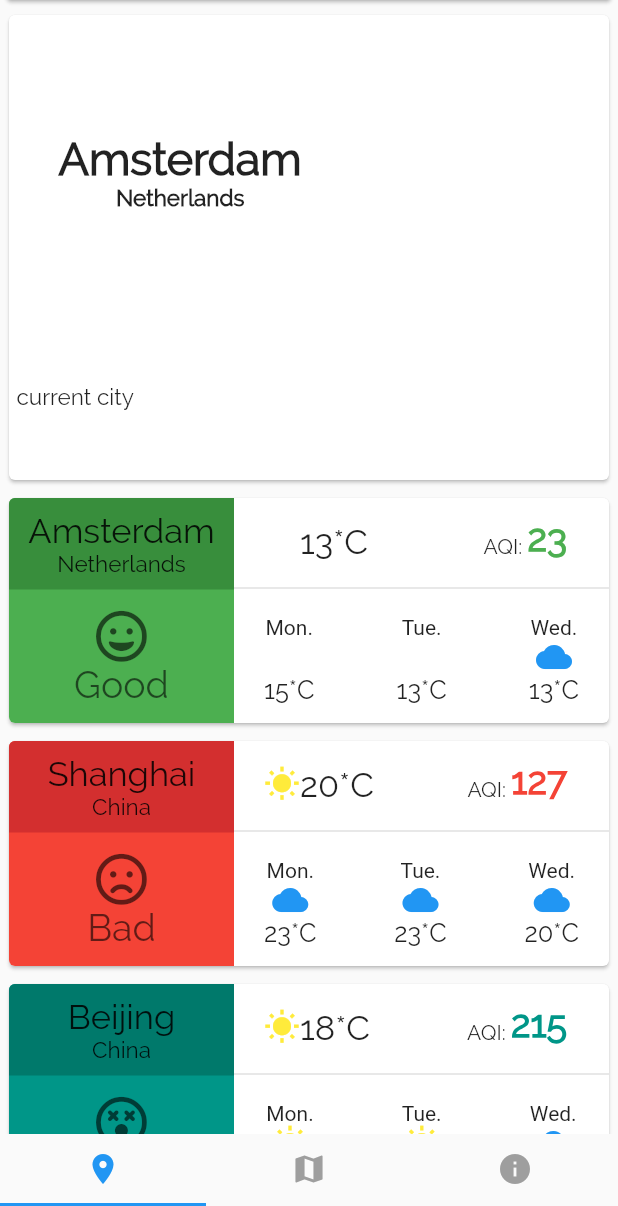
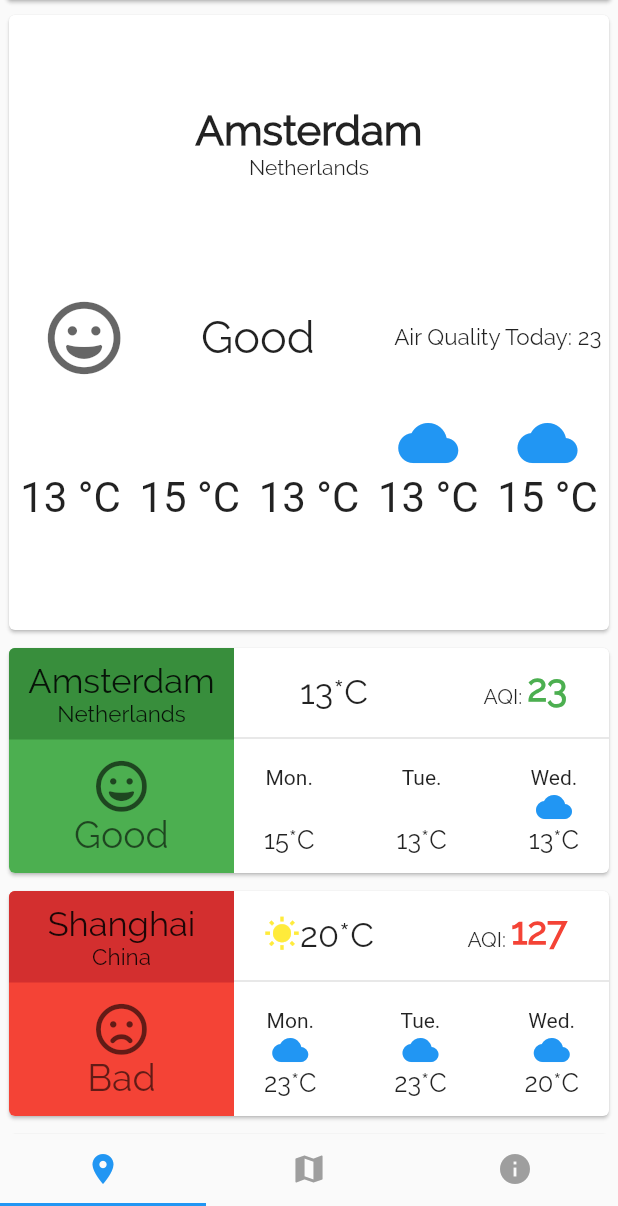
Before and after one commit to alexpavelm/SpaceAppsProject, a Flutter app: the BottomNavBar screen opened directly, on a phone screen of 412 x 824 dp, the part 30-1236 px from its top. Run offline on Flutter 3.47's test engine with Material 2 defaults, Android fonts, the phone set to English and light mode, and no system bars; drawn by our look-alikes of auto_size_text; our stand-ins replace font_awesome_flutter.

Commit message:
Merge branch 'master' of https://github.com/alexpavelm/SpaceAppsProject
# Conflicts:
#	pubspec.lock

```diff
--- a/lib/CurrentLocation.dart
+++ b/lib/CurrentLocation.dart
@@ -1,8 +1,10 @@
 import 'package:flutter/cupertino.dart';
 import 'package:flutter/material.dart';
 import 'package:space_apps_project/SmallCard.dart';
+import 'package:space_apps_project/WeatherData.dart';
 
 import 'GlobalData.dart';
+import 'LocationData.dart';
 
 class CurrentLocation extends StatefulWidget {
   @override
@@ -19,77 +21,161 @@ class CurrentLocationState extends State<CurrentLocation> {
     return Padding(
       padding: const EdgeInsets.all(2.0),
       child: Column(
+//        mainAxisAlignment: MainAxisAlignment.center,
         crossAxisAlignment: CrossAxisAlignment.start,
         children: <Widget>[
           Card(
             child: Padding(
-              padding: const EdgeInsets.all(5),
+              padding: const EdgeInsets.all(5.0),
               child: Container(
-                height: 300,
-                width: 400,
+                height: 400,
                 child: Column(
-                  children: [
+                  children: <Widget>[
                     Container(
-//                      color: Color(0xFF57093E5),
-                      height: 200,
+                      height: 160,
                       child: Row(
+                        mainAxisAlignment: MainAxisAlignment.center,
+                        children: [
+                          Column(
+                            mainAxisAlignment: MainAxisAlignment.center,
+                            crossAxisAlignment: CrossAxisAlignment.center,
+                            children: <Widget>[
+                              Text(globalData.mainCity.city,
+                                  textAlign: TextAlign.center,
+                                  textScaleFactor: 2,
+                                  style: TextStyle(
+                                    fontFamily: 'Raleway',
+                                    fontWeight: FontWeight.bold,
+                                  )),
+                              Text(
+                                globalData.mainCity.country,
+                                style: TextStyle(
+                                  fontFamily: 'Raleway',
+                                ),
+                              )
+                            ],
+                          )
+                        ],
+                      ),
+                    ),
+                    Container(
+                      height: 100,
+                      child: Row(
+//                        mainAxisAlignment: MainAxisAlignment.center,
+                        crossAxisAlignment: CrossAxisAlignment.center,
                         mainAxisAlignment: MainAxisAlignment.spaceBetween,
+//                              crossAxisAlignment: CrossAxisAlignment.stretch,
                         children: <Widget>[
                           Padding(
-                            padding: const EdgeInsets.only(left: 28),
-                            child: Column(
-                              mainAxisAlignment: MainAxisAlignment.center,
-                              crossAxisAlignment: CrossAxisAlignment.start,
-                              children: <Widget>[
-                                Text(
-                                  globalData.mainCity.city,
-                                  textAlign: TextAlign.left,
-                                  style: TextStyle(
-                                      fontWeight: FontWeight.bold,
-                                      fontSize: 30,
-                                      fontFamily: 'Raleway'),
-                                ),
-                                Text(
-                                    "          "+globalData.mainCity.country,
-                                  textAlign: TextAlign.center,
-                                  style: TextStyle(
-                                      fontWeight: FontWeight.bold,
-                                      fontSize: 15,
-                                      fontFamily: 'Raleway'),
-                                ),
-                              ],
+                            padding: const EdgeInsets.only(left: 20),
+                            child: Icon(
+                              globalData.getQualityIcon(
+                                  globalData.mainCity.quality),
+                              size: 50,
+                              color: Colors.black.withOpacity(0.6),
                             ),
                           ),
-                          Padding(
-                            padding: const EdgeInsets.only(top: 5),
-                            child: Column(
-//                              children: <Widget>[
-//
-//                                Icon(
-//                                    SmallCard.getQualityIcon(globalData.mainCity.quality),
-//                                    size: 35,
-//                                    color: Colors.black.withOpacity(0.6)),
-//                                Icon(
-//                                    SmallCard.getWeatherIcon(globalData.mainCity.weather),
-//                                    size: 35,
-//                                    color: Colors.black.withOpacity(0.6))
-//                              ],
+                          Text(
+                            globalData.getQualityText(globalData.mainCity.quality),
+                            style: TextStyle(
+                              fontFamily: 'Raleway',
+                              fontSize: 30,
+                            ),
+                          ),
+                          Text(
+                            "Air Quality Today: " + globalData.mainCity.quality.toString(),
+                            style: TextStyle(
+                              fontFamily: 'Raleway',
+                              fontSize: 15,
                             ),
                           ),
                         ],
                       ),
                     ),
                     Container(
-//                      color: Color(0xFF85AAFF),
                       height: 100,
                       child: Row(
+                        mainAxisAlignment: MainAxisAlignment.spaceBetween,
+                        crossAxisAlignment: CrossAxisAlignment.stretch,
                         children: <Widget>[
-                          Text(
-                            "current city",
-                            textAlign: TextAlign.left,
-                            style: TextStyle(
-                              fontSize: 15,
-                              fontFamily: 'Raleway',
+                          Container(
+                            width: 72,
+                            child: Column(
+                              mainAxisAlignment: MainAxisAlignment.start,
+                              children: <Widget>[
+                                getWeatherIcon(
+                                    globalData.weatherData.weather[0]),
+                                Text(
+                                  globalData.weatherData.temperature[0]
+                                          .toString() +
+                                      " °C",
+                                  textScaleFactor: 2,
+                                ),
+                              ],
+                            ),
+                          ),
+                          Container(
+                            width: 72,
+                            child: Column(
+                              mainAxisAlignment: MainAxisAlignment.start,
+                              children: <Widget>[
+                                getWeatherIcon(
+                                    globalData.weatherData.weather[1]),
+                                Text(
+                                  globalData.weatherData.temperature[1]
+                                          .toString() +
+                                      " °C",
+                                  textScaleFactor: 2,
+                                ),
+                              ],
+                            ),
+                          ),
+                          Container(
+                            width: 72,
+                            child: Column(
+                              mainAxisAlignment: MainAxisAlignment.start,
+                              children: <Widget>[
+                                getWeatherIcon(
+                                    globalData.weatherData.weather[2]),
+                                Text(
+                                  globalData.weatherData.temperature[2]
+                                          .toString() +
+                                      " °C",
+                                  textScaleFactor: 2,
+                                ),
+                              ],
+                            ),
+                          ),
+                          Container(
+                            width: 72,
+                            child: Column(
+                              mainAxisAlignment: MainAxisAlignment.start,
+                              children: <Widget>[
+                                getWeatherIcon(
+                                    globalData.weatherData.weather[3]),
+                                Text(
+                                  globalData.weatherData.temperature[3]
+                                          .toString() +
+                                      " °C",
+                                  textScaleFactor: 2,
+                                ),
+                              ],
+                            ),
+                          ),
+                          Container(
+                            width: 72,
+                            child: Column(
+                              mainAxisAlignment: MainAxisAlignment.start,
+                              children: <Widget>[
+                                getWeatherIcon(
+                                    globalData.weatherData.weather[4]),
+                                Text(
+                                  globalData.weatherData.temperature[4]
+                                          .toString() +
+                                      " °C",
+                                  textScaleFactor: 2,
+                                ),
+                              ],
                             ),
                           ),
                         ],
@@ -104,4 +190,41 @@ class CurrentLocationState extends State<CurrentLocation> {
       ),
     );
   }
+
+  Icon getWeatherIcon(String weather) {
+    switch (weather) {
+      case "sunny":
+        return Icon(
+          Icons.wb_sunny,
+          color: Colors.yellow,
+          size: 40,
+        );
+        break;
+      case "cloudy":
+        return Icon(
+          Icons.wb_cloudy,
+          color: Colors.blue,
+          size: 40,
+        );
+        break;
+      case "rainy":
+        return Icon(
+          Icons.grain,
+          color: Colors.white,
+          size: 40,
+        );
+        break;
+      default:
+        return Icon(
+          Icons.wb_sunny,
+          color: Colors.yellow,
+          size: 40,
+        );
+        break;
+    }
+  }
+
+  Widget buildWeather(String data) {
+    return Text(data);
+  }
 }
--- a/lib/GlobalData.dart
+++ b/lib/GlobalData.dart
@@ -2,6 +2,7 @@ import 'dart:ui';
 
 import 'package:flutter/material.dart';
 import 'package:font_awesome_flutter/font_awesome_flutter.dart';
+import 'package:space_apps_project/WeatherData.dart';
 import 'package:space_apps_project/main.dart';
 
 import 'LocationData.dart';
@@ -9,6 +10,7 @@ import 'LocationData.dart';
 class GlobalData {
   List<LocationData> cityList;
   LocationData mainCity;
+  WeatherData weatherData;
 
   static final GlobalData _singleton = GlobalData._internal();
 
@@ -20,6 +22,7 @@ class GlobalData {
   void create() {
     cityList = new List();
     mainCity = new LocationData("Amsterdam", "Netherlands", ["rainy", "rainy", "rainy", "cloudy", "cloudy"], [13, 15, 13, 13, 15], 23, []);
+    weatherData = new WeatherData(this.mainCity.weather, this.mainCity.temperature);
     cityList.add(new LocationData("Amsterdam", "Netherlands", ["rainy", "rainy", "rainy", "cloudy", "cloudy"], [13, 15, 13, 13, 15], 23, []));
     cityList.add(new LocationData("Shanghai", "China", ["sunny", "cloudy", "cloudy", "cloudy", "rainy"], [20, 23, 23, 20, 23], 127, []));
     cityList.add(new LocationData("Beijing", "China", ["sunny", "sunny", "sunny", "cloudy", "cloudy"], [18, 16, 18, 19, 11], 215, []));
--- /dev/null
+++ b/lib/WeatherData.dart
@@ -0,0 +1,9 @@
+import 'dart:core';
+import 'PingData.dart';
+
+class WeatherData {
+  List<String> weather;
+  List<int> temperature;
+
+  WeatherData(this.weather, this.temperature);
+}
```
